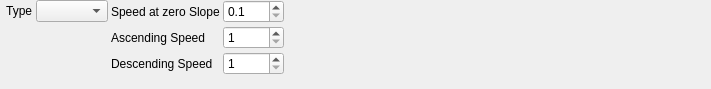
This is src/qmapshack/gis/trk/filter/IFilterSpeedHike.ui in Maproom/qmapshack as Qt 5 draws it before an edit. The edited form follows.
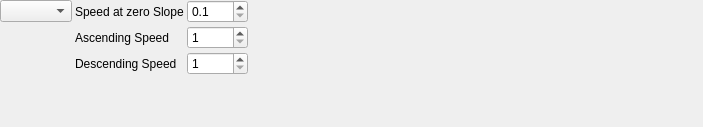
This is the edited form.

Commit message: Rearrange widgets in IFilterSpeedCycle.ui for small screen resolution

```diff
--- a/src/qmapshack/gis/trk/filter/IFilterSpeedHike.ui
+++ b/src/qmapshack/gis/trk/filter/IFilterSpeedHike.ui
@@ -6,16 +6,19 @@
    <rect>
     <x>0</x>
     <y>0</y>
-    <width>711</width>
-    <height>89</height>
+    <width>703</width>
+    <height>127</height>
    </rect>
   </property>
   <property name="windowTitle">
    <string>Form</string>
   </property>
-  <layout class="QGridLayout" name="gridLayout">
+  <layout class="QHBoxLayout" name="horizontalLayout">
+   <property name="spacing">
+    <number>3</number>
+   </property>
    <property name="leftMargin">
-    <number>3</number>
+    <number>0</number>
    </property>
    <property name="topMargin">
     <number>0</number>
@@ -26,39 +29,11 @@
    <property name="bottomMargin">
     <number>0</number>
    </property>
-   <property name="spacing">
-    <number>3</number>
-   </property>
-   <item row="0" column="0">
-    <layout class="QHBoxLayout" name="horizontalLayout_3">
-     <property name="spacing">
-      <number>3</number>
-     </property>
      <item>
-      <layout class="QVBoxLayout" name="verticalLayout_8">
-       <property name="spacing">
-        <number>3</number>
-       </property>
-       <item>
-        <layout class="QHBoxLayout" name="horizontalLayout_4">
-         <property name="spacing">
-          <number>3</number>
-         </property>
-         <item>
-          <widget class="QLabel" name="label_3">
-           <property name="text">
-            <string> Type</string>
-           </property>
-           <property name="alignment">
-            <set>Qt::AlignLeading|Qt::AlignLeft|Qt::AlignVCenter</set>
-           </property>
-          </widget>
-         </item>
+    <layout class="QVBoxLayout" name="verticalLayout">
          <item>
           <widget class="QComboBox" name="comboHikingType"/>
          </item>
-        </layout>
-       </item>
        <item>
         <spacer name="verticalSpacer_4">
          <property name="orientation">
@@ -207,8 +182,6 @@
         </item>
        </layout>
       </widget>
-     </item>
-    </layout>
    </item>
   </layout>
  </widget>
```
Lines whose indentation alone changed are shown as unchanged. The commit also changes 2 other files.
